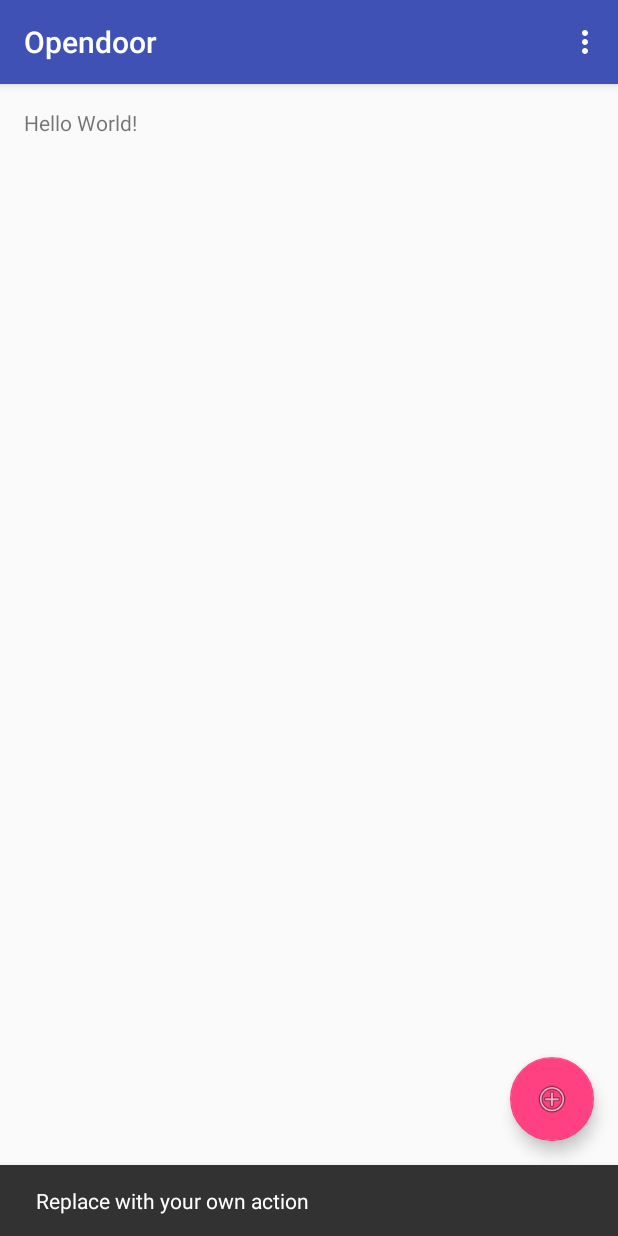
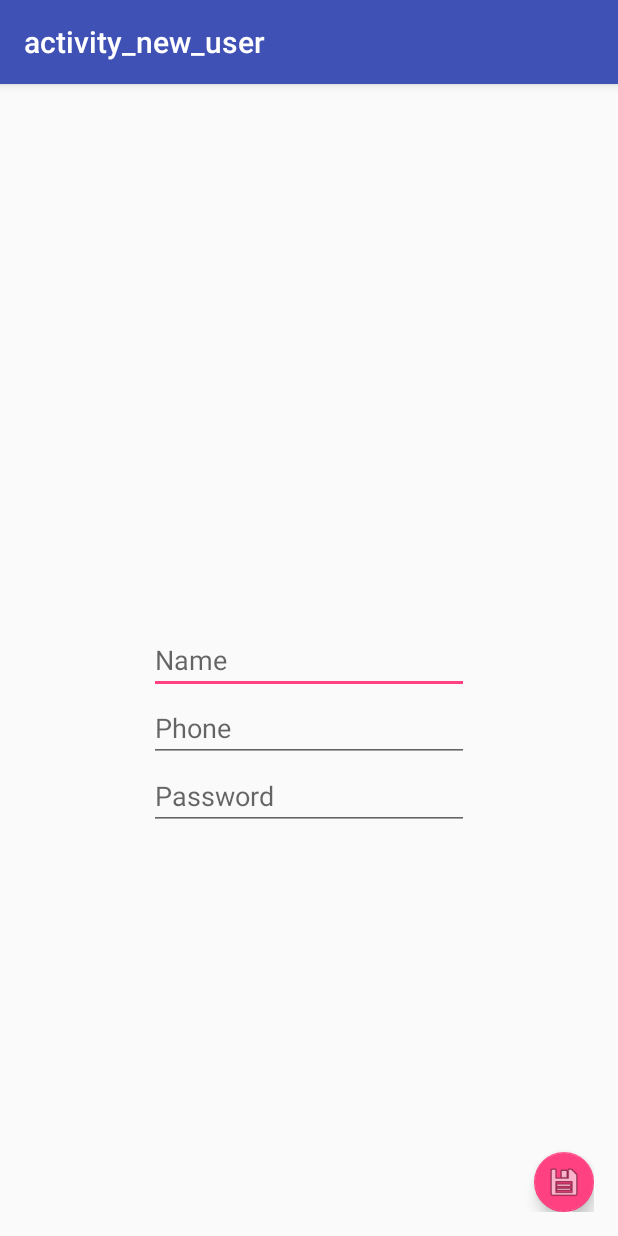
Before and after one commit to ArcticLabs/Opendoor, an Android app: the screen it shows after launch (MainActivity before the commit, NewUserActivity after it), after a tap on an icon or button, on a phone screen of 412 x 824 dp. Run offline under Robolectric (Android 15) with nearby library versions, the phone set to English and light mode, and no system bars.

Commit message:
Merge branch 'master' of https://github.com/willeponken/Opendoor
# Conflicts:
#	app/src/main/AndroidManifest.xml
#	app/src/main/res/layout/content_main.xml

Lade till en "databas" som är totalt onödig.

```diff
--- a/app/src/main/AndroidManifest.xml
+++ b/app/src/main/AndroidManifest.xml
@@ -21,6 +21,7 @@
                 <category android:name="android.intent.category.LAUNCHER" />
             </intent-filter>
         </activity>
+        <activity android:label="activity_new_user" android:name=".NewUserActivity"/>
 
         <receiver
             android:name=".SmsReceiver"
--- a/app/src/main/java/me/willeponken/opendoor/MainActivity.java
+++ b/app/src/main/java/me/willeponken/opendoor/MainActivity.java
@@ -1,6 +1,9 @@
 package me.willeponken.opendoor;
 
 import android.Manifest;
+import android.content.Context;
+import android.content.Intent;
+import android.content.SharedPreferences;
 import android.content.pm.PackageManager;
 import android.os.Bundle;
 import android.support.design.widget.FloatingActionButton;
@@ -13,9 +16,13 @@ import android.view.View;
 import android.view.Menu;
 import android.view.MenuItem;
 
+import java.io.File;
+
 public class MainActivity extends AppCompatActivity {
 
     private static final int PERMISSION_REQUEST_RECEIVE_SMS = 1;
+
+    SharedPreferences userDatabase;
 
     @Override
     protected void onCreate(Bundle savedInstanceState) {
@@ -24,16 +31,25 @@ public class MainActivity extends AppCompatActivity {
         Toolbar toolbar = (Toolbar) findViewById(R.id.toolbar);
         setSupportActionBar(toolbar);
 
+        userDatabase = this.getPreferences(this.MODE_PRIVATE);
+
         FloatingActionButton fab = (FloatingActionButton) findViewById(R.id.fab);
         fab.setOnClickListener(new View.OnClickListener() {
             @Override
             public void onClick(View view) {
-                Snackbar.make(view, "Replace with your own action", Snackbar.LENGTH_LONG)
-                        .setAction("Action", null).show();
+                Intent addUserActivity = new Intent(MainActivity.this, NewUserActivity.class);
+                MainActivity.this.startActivity(addUserActivity);
             }
         });
 
         requestPermissions();
+
+        Bundle extras = getIntent().getExtras();
+        if (extras != null) {
+            String[] newUserArray = extras.getStringArray("newUserData");
+            addUser(newUserArray);
+        }
+
     }
 
     @Override
@@ -56,6 +72,12 @@ public class MainActivity extends AppCompatActivity {
         }
 
         return super.onOptionsItemSelected(item);
+    }
+
+    private void addUser(String[] user){
+        SharedPreferences.Editor editor = userDatabase.edit();
+        editor.putString(user[0], user[0] + "," + user[1] + "," + user[2]);
+        editor.commit();
     }
 
     private void requestPermissions() {
--- a/app/src/main/java/me/willeponken/opendoor/NewUserActivity.java
+++ b/app/src/main/java/me/willeponken/opendoor/NewUserActivity.java
@@ -1,16 +1,46 @@
 package me.willeponken.opendoor;
 
+import android.content.Intent;
+import android.support.design.widget.FloatingActionButton;
+import android.support.design.widget.Snackbar;
 import android.support.v7.app.AppCompatActivity;
 import android.os.Bundle;
+import android.view.View;
+import android.widget.EditText;
 
 public class NewUserActivity extends AppCompatActivity {
+
+    EditText name_input;
+    EditText phone_input;
+    EditText password_input;
+
+    FloatingActionButton fab;
 
     @Override
     protected void onCreate(Bundle savedInstanceState) {
         super.onCreate(savedInstanceState);
         setContentView(R.layout.activity_new_user);
 
+        name_input        = (EditText)findViewById(R.id.editText);
+        phone_input       = (EditText)findViewById(R.id.editText2);
+        password_input    = (EditText)findViewById(R.id.editText3);
 
+        fab = (FloatingActionButton) findViewById(R.id.fabSave);
+        fab.setOnClickListener(new View.OnClickListener() {
+            @Override
+            public void onClick(View view) {
+                String name        = name_input.getText().toString();
+                String phone       = phone_input.getText().toString();
+                String password    = password_input.getText().toString();
+
+                String[] userArray = new String[] {name, phone, password};
+
+                Intent mainActivity = new Intent(getApplicationContext(), MainActivity.class);
+                mainActivity.putExtra("newUserData", userArray);
+                startActivity(mainActivity);
+
+            }
+        });
 
     }
 }
--- a/app/src/main/res/layout/activity_new_user.xml
+++ b/app/src/main/res/layout/activity_new_user.xml
@@ -15,11 +15,11 @@
         android:layout_width="wrap_content"
         android:layout_height="wrap_content"
         android:inputType="textPersonName"
-        android:text="Name"
         android:ems="10"
         android:layout_centerVertical="true"
         android:layout_centerHorizontal="true"
-        android:id="@+id/editText" />
+        android:id="@+id/editText"
+        android:hint="Name" />
 
     <EditText
         android:layout_width="wrap_content"
@@ -30,18 +30,18 @@
         android:layout_alignRight="@+id/editText"
         android:layout_alignEnd="@+id/editText"
         android:id="@+id/editText2"
-        android:text="Phone" />
+        android:hint="Phone" />
 
     <EditText
         android:layout_width="wrap_content"
         android:layout_height="wrap_content"
         android:inputType="textPersonName"
-        android:text="Password"
         android:ems="10"
         android:layout_below="@+id/editText2"
         android:layout_alignRight="@+id/editText2"
         android:layout_alignEnd="@+id/editText2"
-        android:id="@+id/editText3" />
+        android:id="@+id/editText3"
+        android:hint="Password" />
 
     <android.support.design.widget.FloatingActionButton
         android:layout_width="wrap_content"
@@ -52,5 +52,5 @@
         android:layout_alignParentBottom="true"
         android:layout_alignParentRight="true"
         android:layout_alignParentEnd="true"
-        android:id="@+id/floatingActionButton" />
+        android:id="@+id/fabSave" />
 </RelativeLayout>
--- a/app/src/main/res/layout/content_main.xml
+++ b/app/src/main/res/layout/content_main.xml
@@ -13,8 +13,9 @@
     tools:context="me.willeponken.opendoor.MainActivity"
     tools:showIn="@layout/activity_main">
 
-    <TextView
-        android:layout_width="wrap_content"
-        android:layout_height="wrap_content"
-        android:text="Hello World!" />
+    <ListView
+        android:layout_width="match_parent"
+        android:layout_height="match_parent"
+        android:layout_alignParentTop="true"
+        android:layout_centerHorizontal="true" />
 </RelativeLayout>
```
Also changed, not shown: app/src/main/java/me/willeponken/opendoor/Database.java (added, +13 -0 lines).
